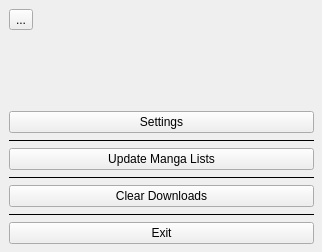
First picture: the form in widgets/menudialog.ui, repository Rain92/UltimateMangaReader, before the edit.
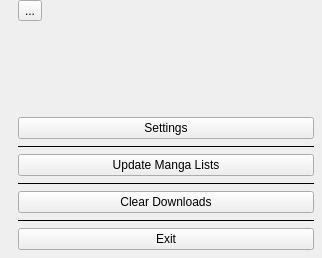
Second picture: the form after the edit. Icons and pictures are not drawn.

What changed in the file:
```diff
--- a/widgets/menudialog.ui
+++ b/widgets/menudialog.ui
@@ -7,7 +7,7 @@
     <x>0</x>
     <y>0</y>
     <width>322</width>
-    <height>252</height>
+    <height>258</height>
    </rect>
   </property>
   <property name="windowTitle">
@@ -15,10 +15,10 @@
   </property>
   <layout class="QVBoxLayout" name="verticalLayout">
    <property name="leftMargin">
-    <number>9</number>
+    <number>18</number>
    </property>
    <property name="topMargin">
-    <number>9</number>
+    <number>0</number>
    </property>
    <property name="rightMargin">
     <number>8</number>
```
